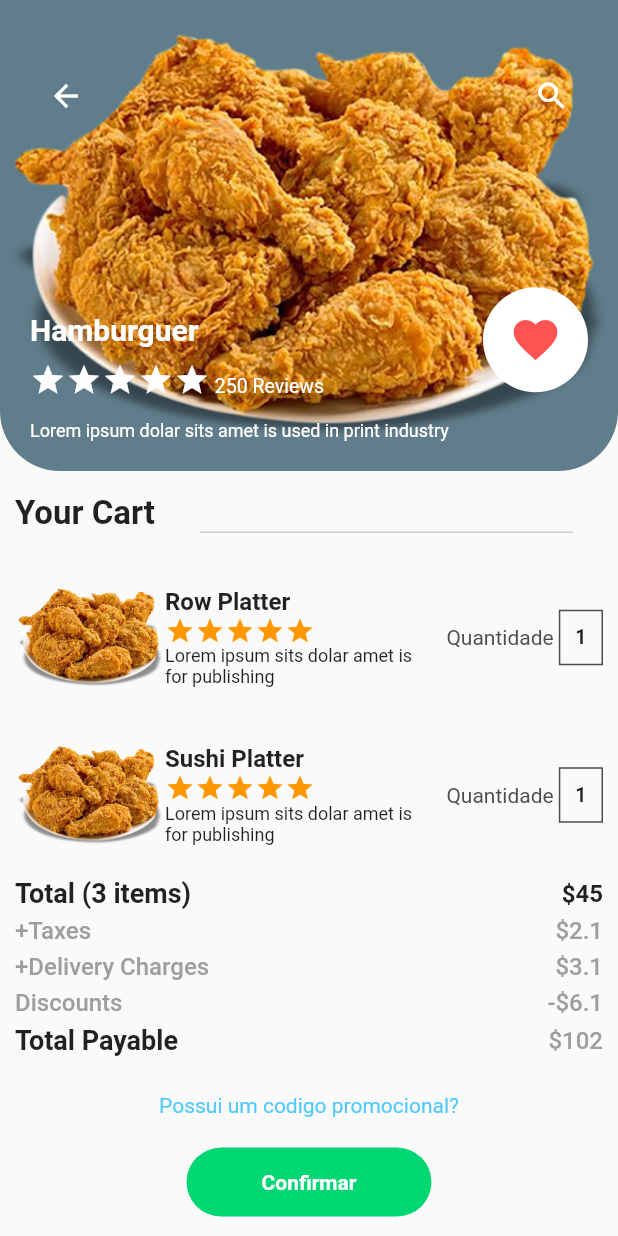
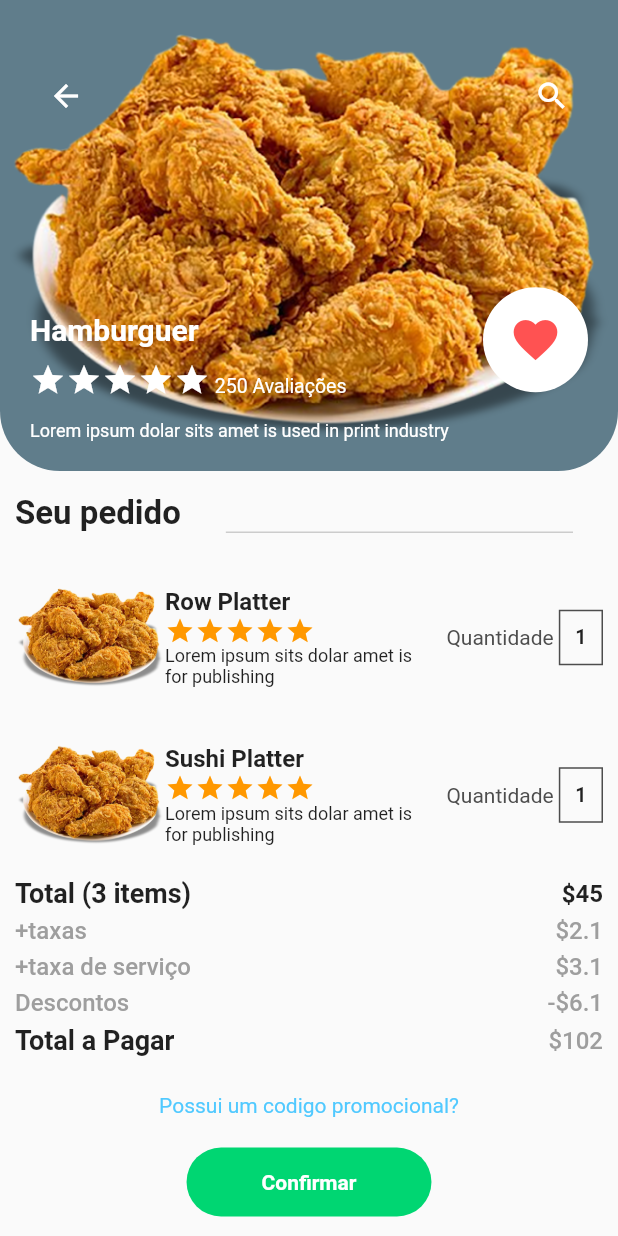
Before and after one commit to francisfs/fast_waiter, a Flutter app: the cartPageFr screen opened directly, on a phone screen of 412 x 824 dp. Run offline on Flutter 3.47's test engine with Material 2 defaults, Android fonts, the phone set to English and light mode, and no system bars; our stand-ins replace lottie; network calls fail.

Commit message:
correcao nomes

```diff
--- a/lib/cards/card_cost.dart
+++ b/lib/cards/card_cost.dart
@@ -111,7 +111,7 @@ class _cartPageState extends State<cartPageC> {
                                   color: Colors.white,
                                 ),
                                 Text(
-                                  " 250 Reviews",
+                                  " 250 Avaliações",
                                   style: TextStyle(
                                       color: Colors.white, fontSize: 13),
                                 )
@@ -155,7 +155,7 @@ class _cartPageState extends State<cartPageC> {
                       crossAxisAlignment: CrossAxisAlignment.end,
                       children: [
                         Text(
-                          "Seu Pedigo",
+                          "Seu Pedido",
                           style: TextStyle(
                               fontSize: 22, fontWeight: FontWeight.w700),
                         ),
--- a/lib/cards/card_feijo.dart
+++ b/lib/cards/card_feijo.dart
@@ -111,7 +111,7 @@ class _cartPageState extends State<cartPageF> {
                                   color: Colors.white,
                                 ),
                                 Text(
-                                  " 250 Reviews",
+                                  " 250 Avaliações",
                                   style: TextStyle(
                                       color: Colors.white, fontSize: 13),
                                 )
@@ -155,7 +155,7 @@ class _cartPageState extends State<cartPageF> {
                       crossAxisAlignment: CrossAxisAlignment.end,
                       children: [
                         Text(
-                          "Your Cart",
+                          "Seu pedido",
                           style: TextStyle(
                               fontSize: 22, fontWeight: FontWeight.w700),
                         ),
@@ -174,11 +174,11 @@ class _cartPageState extends State<cartPageF> {
                     SizedBox(
                       height: 20,
                     ),
-                    placesWidget("sushi", "Row Platter"),
+                    placesWidget("feijoada", "+++ Platter"),
                     SizedBox(
                       height: 5,
                     ),
-                    placesWidget("suchi2", "Sushi Platter"),
+                    placesWidget("feijoada", "+++ Platter"),
                     SizedBox(
                       height: 5,
                     ),
@@ -204,7 +204,7 @@ class _cartPageState extends State<cartPageF> {
                       mainAxisAlignment: MainAxisAlignment.spaceBetween,
                       children: [
                         Text(
-                          "+Taxes",
+                          "+taxas",
                           style: TextStyle(
                               fontWeight: FontWeight.w500,
                               fontSize: 16,
@@ -226,7 +226,7 @@ class _cartPageState extends State<cartPageF> {
                       mainAxisAlignment: MainAxisAlignment.spaceBetween,
                       children: [
                         Text(
-                          "+Delivery Charges",
+                          "+taxa de serviço",
                           style: TextStyle(
                               fontWeight: FontWeight.w500,
                               fontSize: 16,
@@ -248,7 +248,7 @@ class _cartPageState extends State<cartPageF> {
                       mainAxisAlignment: MainAxisAlignment.spaceBetween,
                       children: [
                         Text(
-                          "Discounts",
+                          "Descontos",
                           style: TextStyle(
                               fontWeight: FontWeight.w500,
                               fontSize: 16,
@@ -270,7 +270,7 @@ class _cartPageState extends State<cartPageF> {
                       mainAxisAlignment: MainAxisAlignment.spaceBetween,
                       children: [
                         Text(
-                          "Total Payable",
+                          "Total a Pagar",
                           style: TextStyle(
                             fontWeight: FontWeight.w700,
                             fontSize: 18,
@@ -289,7 +289,7 @@ class _cartPageState extends State<cartPageF> {
                       height: 25,
                     ),
                     Text(
-                      "Have a Promo Code?",
+                      "Possui um código promocional?",
                       style: TextStyle(color: blue),
                     ),
                     SizedBox(
@@ -305,7 +305,7 @@ class _cartPageState extends State<cartPageF> {
                           color: greenBtn,
                         ),
                         child: Text(
-                          "Check Out",
+                          "Confirmar",
                           style: TextStyle(
                               color: Colors.white, fontWeight: FontWeight.w700),
                         ),
@@ -381,7 +381,7 @@ class _cartPageState extends State<cartPageF> {
         Row(
           children: [
             Text(
-              "Quantity ",
+              "Quantidade ",
               style: TextStyle(fontSize: 14, color: black),
             ),
             Container(
--- a/lib/cards/card_frang.dart
+++ b/lib/cards/card_frang.dart
@@ -111,7 +111,7 @@ class _cartPageState extends State<cartPageFr> {
                                   color: Colors.white,
                                 ),
                                 Text(
-                                  " 250 Reviews",
+                                  " 250 Avaliações",
                                   style: TextStyle(
                                       color: Colors.white, fontSize: 13),
                                 )
@@ -155,7 +155,7 @@ class _cartPageState extends State<cartPageFr> {
                       crossAxisAlignment: CrossAxisAlignment.end,
                       children: [
                         Text(
-                          "Your Cart",
+                          "Seu pedido",
                           style: TextStyle(
                               fontSize: 22, fontWeight: FontWeight.w700),
                         ),
@@ -204,7 +204,7 @@ class _cartPageState extends State<cartPageFr> {
                       mainAxisAlignment: MainAxisAlignment.spaceBetween,
                       children: [
                         Text(
-                          "+Taxes",
+                          "+taxas",
                           style: TextStyle(
                               fontWeight: FontWeight.w500,
                               fontSize: 16,
@@ -226,7 +226,7 @@ class _cartPageState extends State<cartPageFr> {
                       mainAxisAlignment: MainAxisAlignment.spaceBetween,
                       children: [
                         Text(
-                          "+Delivery Charges",
+                          "+taxa de serviço",
                           style: TextStyle(
                               fontWeight: FontWeight.w500,
                               fontSize: 16,
@@ -248,7 +248,7 @@ class _cartPageState extends State<cartPageFr> {
                       mainAxisAlignment: MainAxisAlignment.spaceBetween,
                       children: [
                         Text(
-                          "Discounts",
+                          "Descontos",
                           style: TextStyle(
                               fontWeight: FontWeight.w500,
                               fontSize: 16,
@@ -270,7 +270,7 @@ class _cartPageState extends State<cartPageFr> {
                       mainAxisAlignment: MainAxisAlignment.spaceBetween,
                       children: [
                         Text(
-                          "Total Payable",
+                          "Total a Pagar",
                           style: TextStyle(
                             fontWeight: FontWeight.w700,
                             fontSize: 18,
--- a/lib/cards/card_yaki.dart
+++ b/lib/cards/card_yaki.dart
@@ -155,7 +155,7 @@ class _cartPageState extends State<cartPageY> {
                       crossAxisAlignment: CrossAxisAlignment.end,
                       children: [
                         Text(
-                          "Your Cart",
+                          "Seu pedido",
                           style: TextStyle(
                               fontSize: 22, fontWeight: FontWeight.w700),
                         ),
@@ -248,7 +248,7 @@ class _cartPageState extends State<cartPageY> {
                       mainAxisAlignment: MainAxisAlignment.spaceBetween,
                       children: [
                         Text(
-                          "Discounts",
+                          "Descontos",
                           style: TextStyle(
                               fontWeight: FontWeight.w500,
                               fontSize: 16,
--- a/lib/modelo_ant/home0.dart
+++ b/lib/modelo_ant/home0.dart
@@ -1,4 +1,4 @@
-import 'package:fast_waiter/opcao1.dart';
+import 'package:fast_waiter/cards/card_feijo.dart';
 import 'package:flutter/material.dart';
 
 class Home0 extends StatefulWidget {
@@ -10,7 +10,8 @@ class Home0 extends StatefulWidget {
 
 class _HomeState extends State<Home0> {
   void _abriOpcao1() {
-    Navigator.push(context, MaterialPageRoute(builder: (context) => Opcao1()));
+    Navigator.push(
+        context, MaterialPageRoute(builder: (context) => cartPageF()));
   }
 
   @override
--- a/lib/sucess_page.dart
+++ b/lib/sucess_page.dart
@@ -112,7 +112,7 @@ class _successPageState extends State<successPage> {
                                 color: Colors.white,
                               ),
                               Text(
-                                " 250 Reviews",
+                                " 250 Avaliações",
                                 style: TextStyle(
                                     color: Colors.white, fontSize: 13),
                               )
```
Also changed, not shown: lib/opcao1.dart (deleted, +0 -19 lines).
